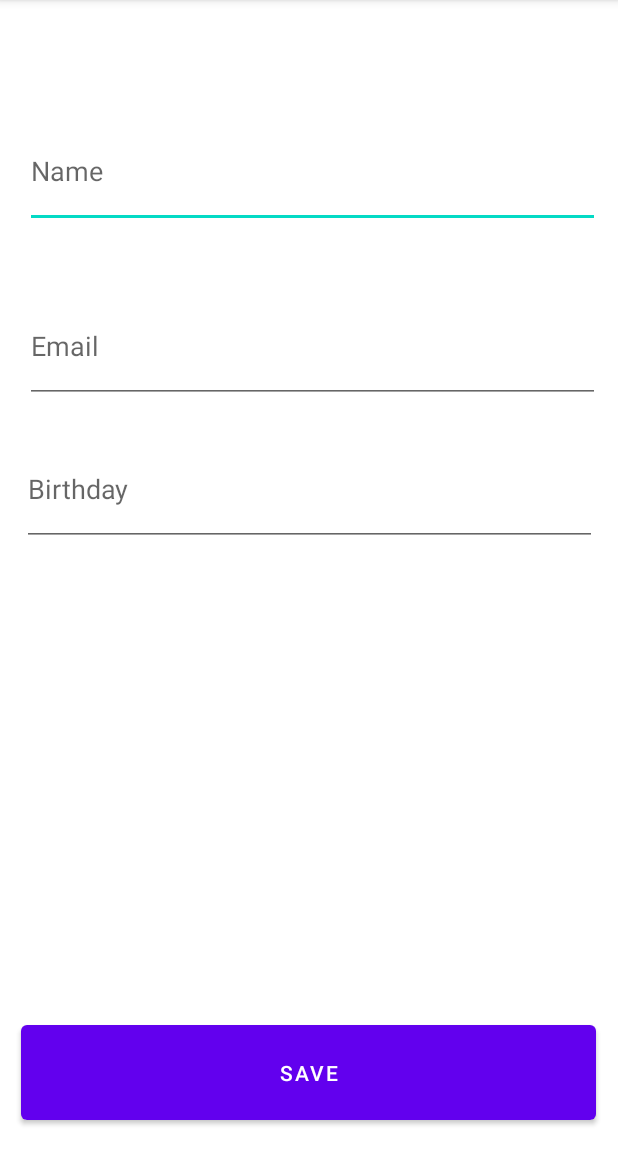
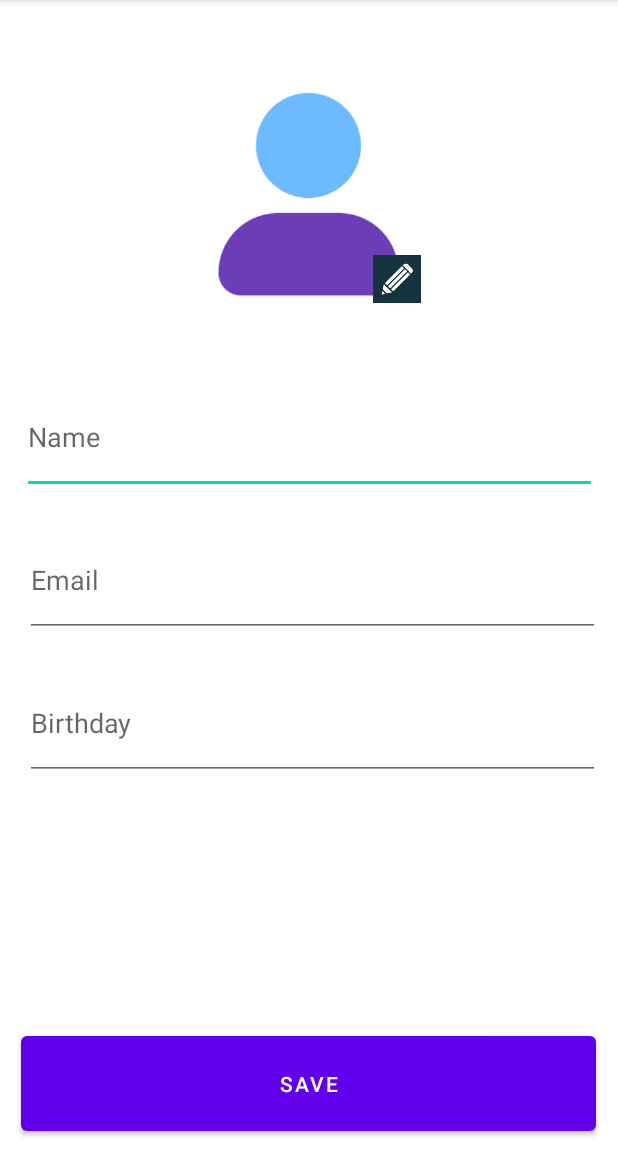
Before and after one commit to douglasmamuty/people, an Android app: the PeopleActions screen opened directly, with no data from a screen before it, on a phone screen of 412 x 824 dp, the part 84-1236 px from its top. Run offline under Robolectric (Android 15) with nearby library versions, the phone set to English and light mode, and no system bars.

Commit message:
Added avatar on list of people and in the crud, for add and update

```diff
--- a/app/src/main/AndroidManifest.xml
+++ b/app/src/main/AndroidManifest.xml
@@ -1,7 +1,7 @@
 <?xml version="1.0" encoding="utf-8"?>
 <manifest xmlns:android="http://schemas.android.com/apk/res/android"
     package="douglas.mamuty.people">
-
+    <uses-permission android:name="android.permission.READ_EXTERNAL_STORAGE"/>
     <application
         android:allowBackup="true"
         android:icon="@mipmap/ic_launcher"
@@ -11,7 +11,8 @@
         android:theme="@style/Theme.People">
         <activity
             android:name=".PeopleActions"
-            android:exported="false" />
+            android:exported="false" >
+        </activity>
         <activity
             android:name=".MainActivity"
             android:exported="true">
--- a/app/src/main/java/douglas/mamuty/people/MainActivity.java
+++ b/app/src/main/java/douglas/mamuty/people/MainActivity.java
@@ -26,7 +26,6 @@ public class MainActivity extends AppCompatActivity {
         // initializing our all variables.
         peopleModelsArrayList = new ArrayList<>();
 
-
         // getting our people array
         peopleModelsArrayList = helper.list();
 
--- a/app/src/main/res/layout/activity_people_actions.xml
+++ b/app/src/main/res/layout/activity_people_actions.xml
@@ -10,15 +10,13 @@
         android:id="@+id/name"
         android:layout_width="383dp"
         android:layout_height="75dp"
+        android:layout_marginBottom="20dp"
         android:ems="10"
         android:hint="@string/name"
         android:inputType="textPersonName"
         app:layout_constraintBottom_toTopOf="@+id/email"
         app:layout_constraintEnd_toEndOf="parent"
-        app:layout_constraintHorizontal_bias="0.571"
-        app:layout_constraintStart_toStartOf="parent"
-        app:layout_constraintTop_toTopOf="parent"
-        app:layout_constraintVertical_bias="0.647" />
+        app:layout_constraintStart_toStartOf="parent" />
 
     <EditText
         android:id="@+id/email"
@@ -37,12 +35,13 @@
         android:id="@+id/birthday"
         android:layout_width="383dp"
         android:layout_height="75dp"
-        android:layout_marginBottom="404dp"
+        android:layout_marginBottom="248dp"
         android:ems="10"
         android:hint="@string/birthday"
         android:inputType="date"
         app:layout_constraintBottom_toBottomOf="parent"
         app:layout_constraintEnd_toEndOf="parent"
+        app:layout_constraintHorizontal_bias="0.571"
         app:layout_constraintStart_toStartOf="parent" />
 
     <Button
@@ -57,4 +56,29 @@
         app:layout_constraintTop_toBottomOf="@+id/birthday"
         app:layout_constraintVertical_bias="0.953" />
 
+    <ImageView
+        android:id="@+id/avatar"
+        android:layout_width="150dp"
+        android:layout_height="150dp"
+        android:scaleType="centerCrop"
+        app:layout_constraintBottom_toTopOf="@+id/name"
+        app:layout_constraintEnd_toEndOf="parent"
+        app:layout_constraintHorizontal_bias="0.498"
+        app:layout_constraintStart_toStartOf="parent"
+        app:layout_constraintTop_toTopOf="parent"
+        tools:src="@tools:sample/avatars" />
+
+    <ImageView
+        android:id="@+id/editIcon"
+        android:layout_width="32dp"
+        android:layout_height="32dp"
+        android:scaleType="centerCrop"
+        app:layout_constraintBottom_toBottomOf="@+id/avatar"
+        app:layout_constraintEnd_toEndOf="@+id/avatar"
+        app:layout_constraintHorizontal_bias="1.0"
+        app:layout_constraintStart_toStartOf="@+id/avatar"
+        app:layout_constraintTop_toTopOf="@+id/avatar"
+        app:layout_constraintVertical_bias="1.0"
+        app:srcCompat="@drawable/pen" />
+
 </androidx.constraintlayout.widget.ConstraintLayout>
--- a/app/src/main/res/layout/people_rv_item.xml
+++ b/app/src/main/res/layout/people_rv_item.xml
@@ -16,7 +16,7 @@
         >
 
         <ImageView
-            android:id="@+id/imageView"
+            android:id="@+id/avatar"
             android:layout_width="150dp"
             android:scaleType="centerCrop"
             android:layout_height="match_parent"
```
Also changed, not shown: app/src/main/java/douglas/mamuty/people/DatabaseHelper.java (+12 -8 lines), app/src/main/java/douglas/mamuty/people/PeopleActions.java (+59 -7 lines), app/src/main/java/douglas/mamuty/people/PeopleModel.java (+14 -2 lines), app/src/main/java/douglas/mamuty/people/PeopleRVAdapter.java (+6 -3 lines), app/src/main/res/drawable/avatar.png (added), app/src/main/res/drawable/pen.png (added).
